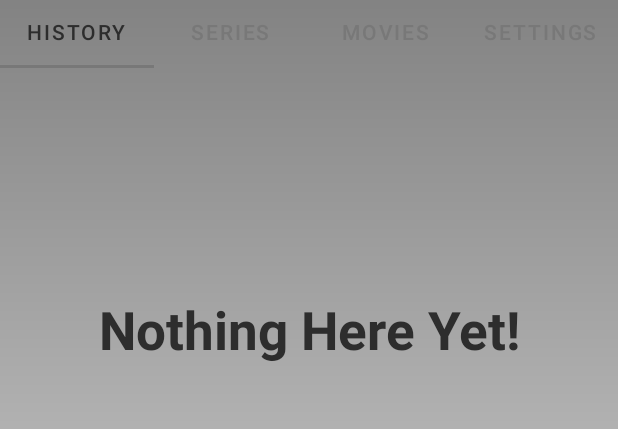
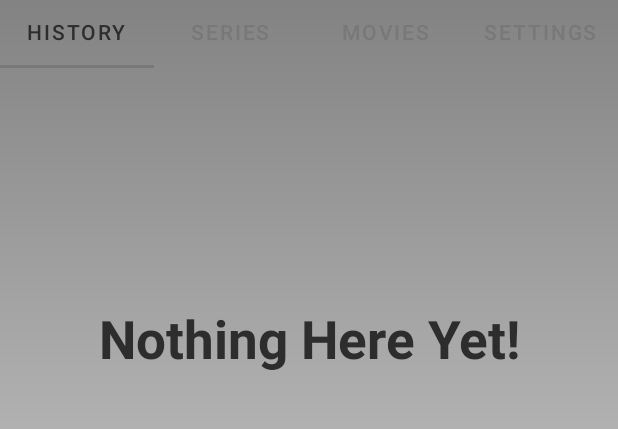
Before and after one commit to OfekHarel/Random-Play, an Android app: the HistoryFragment screen opened directly, with no data from a screen before it, on a phone screen of 412 x 824 dp, the part 96-525 px from its top. Run offline under Robolectric (Android 15) with nearby library versions, the phone set to English and light mode, and no system bars.

Commit message:
fixed history fragview list

```diff
--- a/app/src/main/res/layout/fragment_history.xml
+++ b/app/src/main/res/layout/fragment_history.xml
@@ -4,7 +4,7 @@
     android:layout_width="match_parent"
     android:layout_height="match_parent"
     android:paddingHorizontal="20dp"
-    android:translationY="-13dp"
+    android:translationY="-7dp"
     tools:context=".Activities.history.HistoryFragment">
 
     <ListView
```
